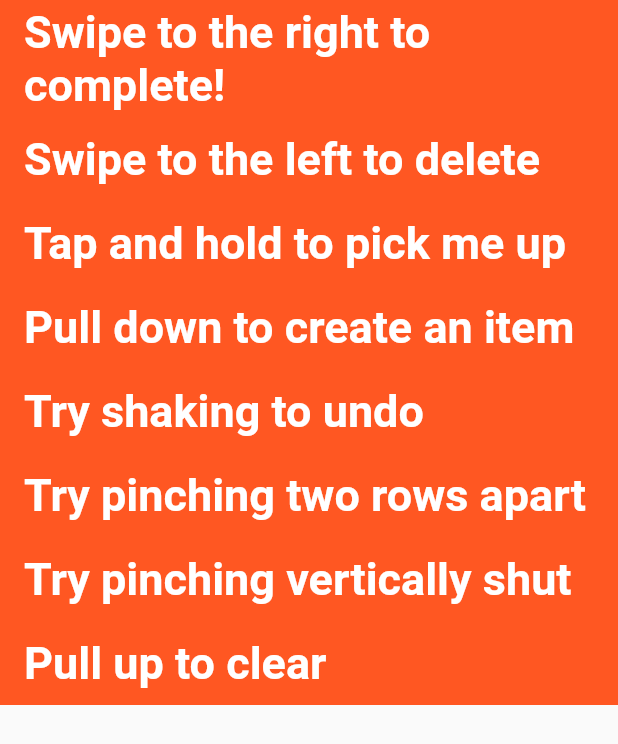
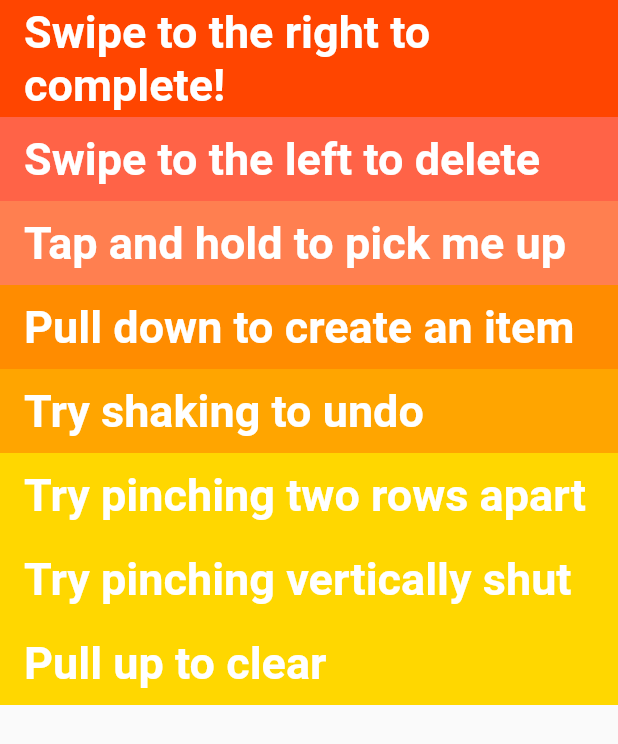
Before and after one commit to Divya-Rejishal/Clear, a Flutter app: the ReorderableListViewWidget widget shown alone on an empty page, opened directly with empty values, on a phone screen of 412 x 824 dp. Shown: the top 744 px of the screen. Run offline on Flutter 3.47's test engine with Material 2 defaults, Android fonts, the phone set to English and light mode, and no system bars; our stand-ins replace smooth_page_indicator.

Commit message:
Added dynaic colors to rows in the Personal List Listview

```diff
--- a/lib/constants.dart
+++ b/lib/constants.dart
@@ -11,3 +11,12 @@ const TextStyle kNormalTextStyle = TextStyle(
   fontWeight: FontWeight.normal,
   fontSize: 25.0,
 );
+
+const List<Color> listTileColors = [
+  Color(0xFFFF4500),
+  Color(0xFFFF6347),
+  Color(0xFFFF7F50),
+  Color(0xFFFF8C00),
+  Color(0xFFFFA500),
+  Color(0xFFFFD700),
+];
--- a/lib/models/task.dart
+++ b/lib/models/task.dart
@@ -1,8 +1,9 @@
 class Task {
   String taskTitle;
   bool isChecked;
+  int priority;
 
-  Task({this.taskTitle, this.isChecked = false});
+  Task({this.taskTitle, this.isChecked = false, this.priority = 0});
 
   void toggleSelection() {
     isChecked = !isChecked;
--- a/lib/models/task_data.dart
+++ b/lib/models/task_data.dart
@@ -1,5 +1,5 @@
 import 'dart:collection';
-
+import 'package:flutter/material.dart';
 import 'package:flutter/foundation.dart';
 import 'package:to_do_app/models/task.dart';
 
@@ -7,14 +7,14 @@ class TaskData extends ChangeNotifier {
   String newTaskAdded;
   bool isRefreshed = false;
   List<Task> _tasks = [
-    Task(taskTitle: 'Swipe to the right to complete!'),
-    Task(taskTitle: 'Swipe to the left to delete'),
-    Task(taskTitle: 'Tap and hold to pick me up'),
-    Task(taskTitle: 'Pull down to create an item'),
-    Task(taskTitle: 'Try shaking to undo'),
-    Task(taskTitle: 'Try pinching two rows apart'),
-    Task(taskTitle: 'Try pinching vertically shut'),
-    Task(taskTitle: 'Pull up to clear'),
+    Task(taskTitle: 'Swipe to the right to complete!', priority: 0),
+    Task(taskTitle: 'Swipe to the left to delete', priority: 1),
+    Task(taskTitle: 'Tap and hold to pick me up', priority: 2),
+    Task(taskTitle: 'Pull down to create an item', priority: 3),
+    Task(taskTitle: 'Try shaking to undo', priority: 4),
+    Task(taskTitle: 'Try pinching two rows apart', priority: 5),
+    Task(taskTitle: 'Try pinching vertically shut', priority: 5),
+    Task(taskTitle: 'Pull up to clear', priority: 5),
   ];
 
   List<Task> get tasks {
--- a/lib/widgets/task_list.dart
+++ b/lib/widgets/task_list.dart
@@ -1,6 +1,7 @@
 import 'package:flutter/cupertino.dart';
 import 'package:flutter/material.dart';
 import 'package:provider/provider.dart';
+import 'package:to_do_app/constants.dart';
 import 'package:to_do_app/models/task.dart';
 import 'package:to_do_app/models/task_data.dart';
 import 'package:to_do_app/widgets/task_list_tile.dart';
@@ -40,7 +41,11 @@ class ReorderableListViewWidget extends StatelessWidget {
             child: TaskListTile(
               title: task.taskTitle,
               isChecked: task.isChecked,
-              tileColor: task.isChecked ? Colors.black : Colors.deepOrange,
+              tileColor: task.isChecked
+                  ? Colors.black
+                  : taskData.tasks.indexOf(task) < listTileColors.length
+                      ? listTileColors[taskData.tasks.indexOf(task)]
+                      : Color(0xFFFFD700),
               onTap: () {
                 taskData.updateTask(task);
               },
@@ -92,7 +97,7 @@ class SlideRightBackground extends StatelessWidget {
   @override
   Widget build(BuildContext context) {
     return Container(
-      color: Colors.black,
+      color: Colors.green,
       child: Align(
           child: Row(
         children: [
```
